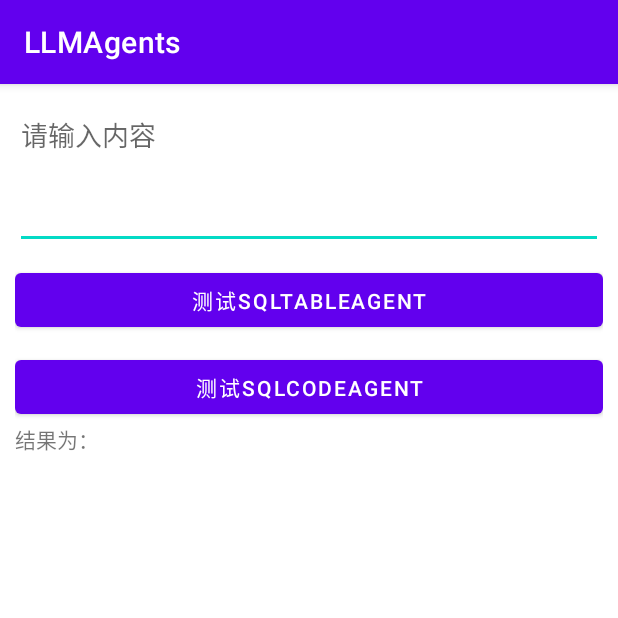
After one commit to Devin-XYW/LLMAgents, an Android app: the AgentActivity screen opened directly, with no data from a screen before it, on a phone screen of 412 x 824 dp, the top half of it. The commit adds this screen. Run offline under Robolectric (Android 15) with nearby library versions, the phone set to English and light mode, and no system bars.

Commit message:
New:多Agent智能体测试案例

```diff
--- a/app/src/main/AndroidManifest.xml
+++ b/app/src/main/AndroidManifest.xml
@@ -12,7 +12,7 @@
         android:theme="@style/Theme.LLMAgents"
         tools:targetApi="31">
         <activity
-            android:name=".sub.LLMTestActivity"
+            android:name=".llmtest.LLMTestActivity"
             android:exported="false" />
         <activity
             android:name=".MainActivity"
@@ -23,6 +23,9 @@
                 <category android:name="android.intent.category.LAUNCHER" />
             </intent-filter>
         </activity>
+        <activity
+            android:name=".agenttest.AgentActivity"
+            android:exported="false" />
     </application>
 
     <uses-permission android:name="android.permission.INTERNET" />
--- a/app/src/main/java/com/llm/llmagents/sub/LLMTestActivity.java
+++ b/app/src/main/java/com/llm/llmagents/llmtest/LLMTestActivity.java
@@ -1,4 +1,4 @@
-package com.llm.llmagents.sub;
+package com.llm.llmagents.llmtest;
 
 import androidx.appcompat.app.AppCompatActivity;
 
@@ -19,10 +19,9 @@ import com.llm.agents.core.llm.StreamResponseListener;
 import com.llm.agents.core.llm.response.FunctionMessageResponse;
 import com.llm.agents.core.message.ai.AiMessage;
 import com.llm.agents.core.prompt.FunctionPrompt;
-import com.llm.agents.core.prompt.Prompt;
 import com.llm.agents.core.prompt.TextPrompt;
 import com.llm.llmagents.R;
-import com.llm.llmagents.function.WeatherUtil;
+import com.llm.llmagents.llmtest.function.WeatherUtil;
 import com.llm.qwen.QwenLLm;
 import com.llm.qwen.QwenLLmConfig;
 
--- a/app/src/main/java/com/llm/llmagents/function/WeatherUtil.java
+++ b/app/src/main/java/com/llm/llmagents/llmtest/function/WeatherUtil.java
@@ -1,4 +1,4 @@
-package com.llm.llmagents.function;
+package com.llm.llmagents.llmtest.function;
 
 import com.llm.agents.core.functions.annotation.FunctionDef;
 import com.llm.agents.core.functions.annotation.FunctionParam;
--- /dev/null
+++ b/app/src/main/res/layout/activity_agent.xml
@@ -0,0 +1,46 @@
+<?xml version="1.0" encoding="utf-8"?>
+<LinearLayout xmlns:android="http://schemas.android.com/apk/res/android"
+    android:layout_width="match_parent"
+    android:layout_height="match_parent"
+    android:orientation="vertical"
+    android:padding="10dp">
+
+    <EditText
+        android:id="@+id/queryEditAgent"
+        android:layout_width="match_parent"
+        android:layout_height="100dp"
+        android:inputType="textMultiLine"
+        android:gravity="top"
+        android:hint="请输入内容"/>
+
+    <Button
+        android:id="@+id/sqlAgentTest"
+        android:layout_width="match_parent"
+        android:layout_height="wrap_content"
+        android:layout_marginTop="10dp"
+        android:text="测试SQLTableAgent"/>
+
+    <Button
+        android:id="@+id/sqlAgentChainTest"
+        android:layout_width="match_parent"
+        android:layout_height="wrap_content"
+        android:layout_marginTop="10dp"
+        android:text="测试SQLCodeAgent"/>
+
+    <TextView
+        android:layout_width="match_parent"
+        android:layout_height="wrap_content"
+        android:text="结果为："/>
+
+    <ScrollView
+        android:layout_width="match_parent"
+        android:layout_height="wrap_content">
+        <TextView
+            android:id="@+id/resultAgent"
+            android:layout_width="match_parent"
+            android:layout_height="wrap_content"
+            android:visibility="visible"/>
+
+    </ScrollView>
+
+</LinearLayout>
```
Also changed, not shown: app/src/main/java/com/llm/llmagents/MainActivity.java (+10 -1 lines), app/src/main/java/com/llm/llmagents/agenttest/AgentActivity.java (added, +152 -0 lines), app/src/main/java/com/llm/llmagents/agenttest/agent/SQLCodeLlmAgent.java (added, +39 -0 lines), app/src/main/java/com/llm/llmagents/agenttest/agent/SQLTableLlmAgent.java (added, +39 -0 lines).
